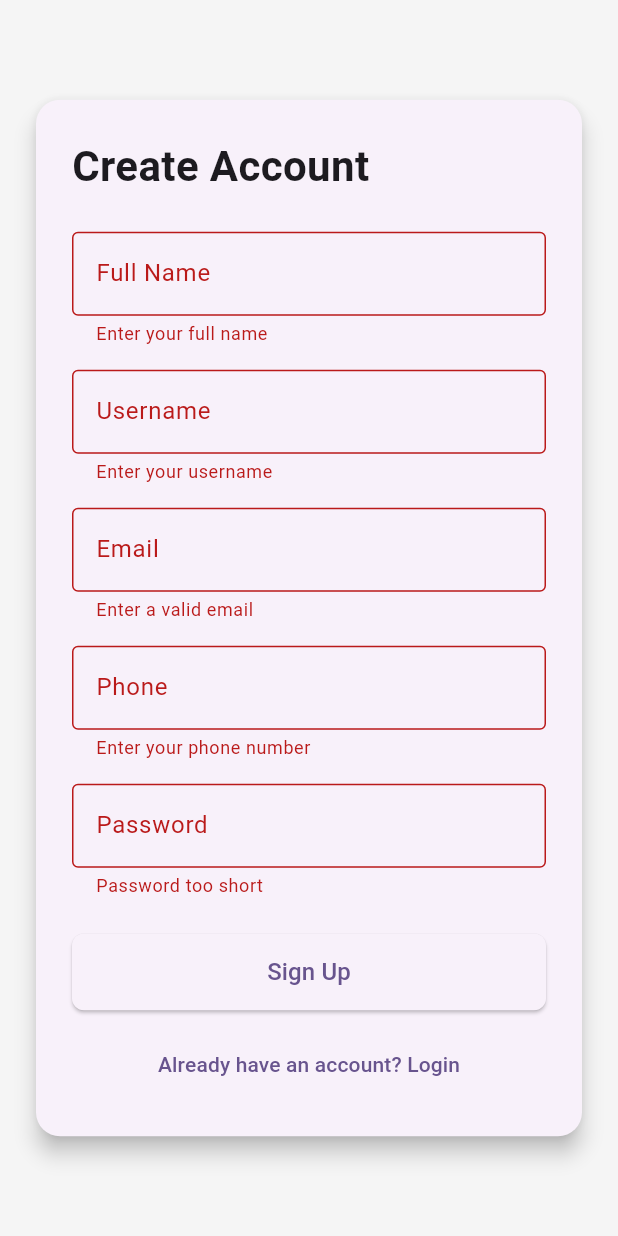
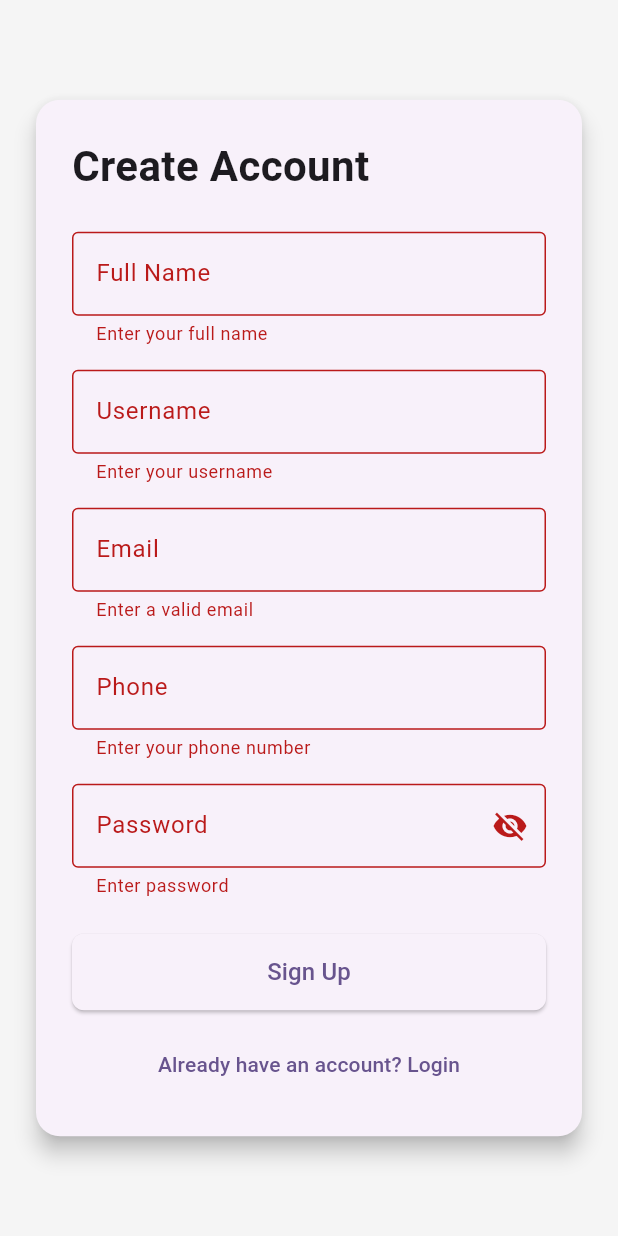
Before and after one commit to sharmaG45/Sona-Medico-Frontend, a Flutter app: the Signup screen opened directly, after a tap on "Sign Up", on a phone screen of 412 x 824 dp. Run offline on Flutter 3.47's test engine with Material 3 defaults, Android fonts, the phone set to English and light mode, and no system bars; our stand-ins replace shared_preferences; accounts and stored records are empty.

```diff
--- a/lib/signup.dart
+++ b/lib/signup.dart
@@ -2,8 +2,32 @@ import 'package:flutter/material.dart';
 import 'package:http/http.dart' as http;
 import 'dart:convert';
 
-class Signup extends StatelessWidget {
+class Signup extends StatefulWidget {
   const Signup({super.key});
+
+  @override
+  State<Signup> createState() => _SignupState();
+}
+
+class _SignupState extends State<Signup> {
+  final _formKey = GlobalKey<FormState>();
+  final fullNameController = TextEditingController();
+  final usernameController = TextEditingController();
+  final emailController = TextEditingController();
+  final phoneController = TextEditingController();
+  final passwordController = TextEditingController();
+
+  bool _obscurePassword = true;
+
+  @override
+  void dispose() {
+    fullNameController.dispose();
+    usernameController.dispose();
+    emailController.dispose();
+    phoneController.dispose();
+    passwordController.dispose();
+    super.dispose();
+  }
 
   Future<void> _signup({
     required String fullName,
@@ -32,7 +56,7 @@ class Signup extends StatelessWidget {
         ScaffoldMessenger.of(context).showSnackBar(
           const SnackBar(content: Text("Account Created")),
         );
-        Navigator.pop(context);
+        Navigator.pop(context); // Go back to login
       } else {
         ScaffoldMessenger.of(context).showSnackBar(
           SnackBar(content: Text('Signup failed: ${response.body}')),
@@ -47,13 +71,6 @@ class Signup extends StatelessWidget {
 
   @override
   Widget build(BuildContext context) {
-    final _formKey = GlobalKey<FormState>();
-    final fullNameController = TextEditingController();
-    final usernameController = TextEditingController();
-    final emailController = TextEditingController();
-    final phoneController = TextEditingController();
-    final passwordController = TextEditingController();
-
     return Scaffold(
       backgroundColor: Colors.grey[100],
       body: Center(
@@ -107,8 +124,15 @@ class Signup extends StatelessWidget {
                           labelText: "Email",
                           border: OutlineInputBorder(),
                         ),
-                        validator: (value) =>
-                        value!.isEmpty ? 'Enter a valid email' : null,
+                        validator: (value) {
+                          if (value == null || value.isEmpty) {
+                            return 'Enter a valid email';
+                          }
+                          if (!RegExp(r'^[\w-\.]+@([\w-]+\.)+[\w]{2,4}$').hasMatch(value)) {
+                            return 'Invalid email format';
+                          }
+                          return null;
+                        },
                       ),
                       const SizedBox(height: 16),
                       TextFormField(
@@ -124,13 +148,47 @@ class Signup extends StatelessWidget {
                       const SizedBox(height: 16),
                       TextFormField(
                         controller: passwordController,
-                        decoration: const InputDecoration(
+                        obscureText: _obscurePassword,
+                        decoration: InputDecoration(
                           labelText: "Password",
-                          border: OutlineInputBorder(),
+                          helperText:
+                          "Min 8 chars, include upper, lower, number & special char",
+                          border: const OutlineInputBorder(),
+                          suffixIcon: IconButton(
+                            icon: Icon(
+                              _obscurePassword
+                                  ? Icons.visibility_off
+                                  : Icons.visibility,
+                            ),
+                            onPressed: () {
+                              setState(() {
+                                _obscurePassword = !_obscurePassword;
+                              });
+                            },
+                          ),
                         ),
-                        obscureText: true,
-                        validator: (value) =>
-                        value!.length < 6 ? 'Password too short' : null,
+                        validator: (value) {
+                          if (value == null || value.isEmpty) {
+                            return 'Enter password';
+                          }
+                          final password = value.trim();
+                          if (password.length < 8) {
+                            return 'Password must be at least 8 characters';
+                          }
+                          if (!RegExp(r'[A-Z]').hasMatch(password)) {
+                            return 'Include at least one uppercase letter';
+                          }
+                          if (!RegExp(r'[a-z]').hasMatch(password)) {
+                            return 'Include at least one lowercase letter';
+                          }
+                          if (!RegExp(r'[0-9]').hasMatch(password)) {
+                            return 'Include at least one number';
+                          }
+                          if (!RegExp(r'[!@#\$&*~]').hasMatch(password)) {
+                            return 'Include at least one special character';
+                          }
+                          return null;
+                        },
                       ),
                       const SizedBox(height: 24),
                       SizedBox(
@@ -139,11 +197,11 @@ class Signup extends StatelessWidget {
                           onPressed: () {
                             if (_formKey.currentState!.validate()) {
                               _signup(
-                                fullName: fullNameController.text,
-                                username: usernameController.text,
-                                email: emailController.text,
-                                phone: phoneController.text,
-                                password: passwordController.text,
+                                fullName: fullNameController.text.trim(),
+                                username: usernameController.text.trim(),
+                                email: emailController.text.trim(),
+                                phone: phoneController.text.trim(),
+                                password: passwordController.text.trim(),
                                 context: context,
                               );
                             }
```
